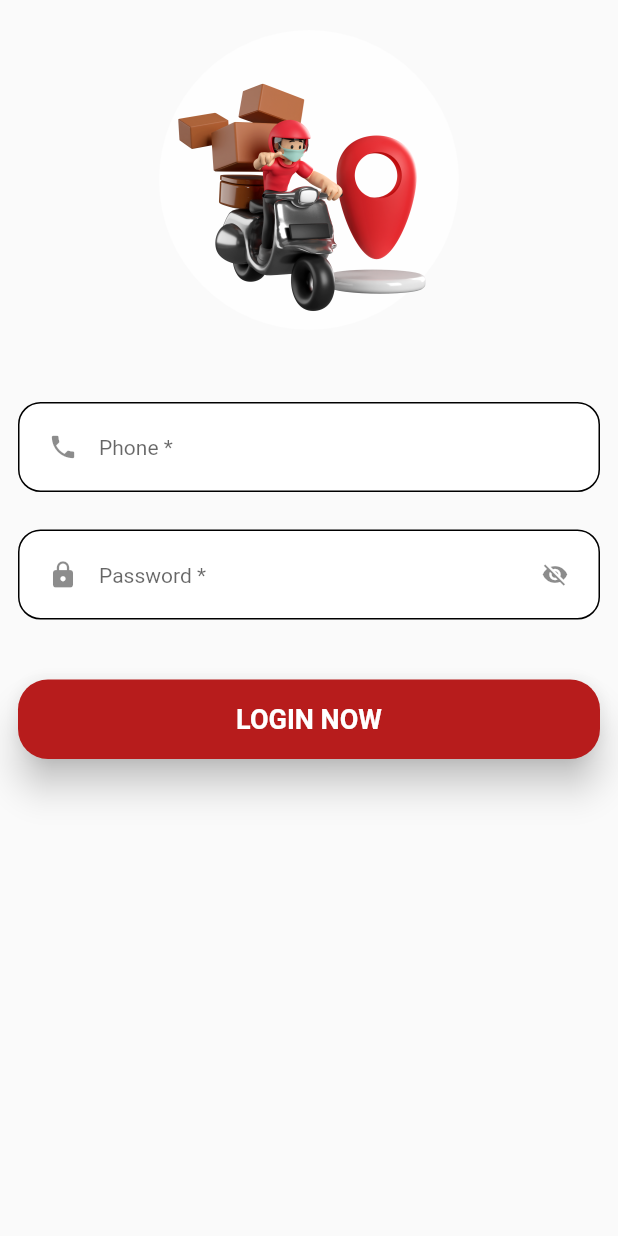
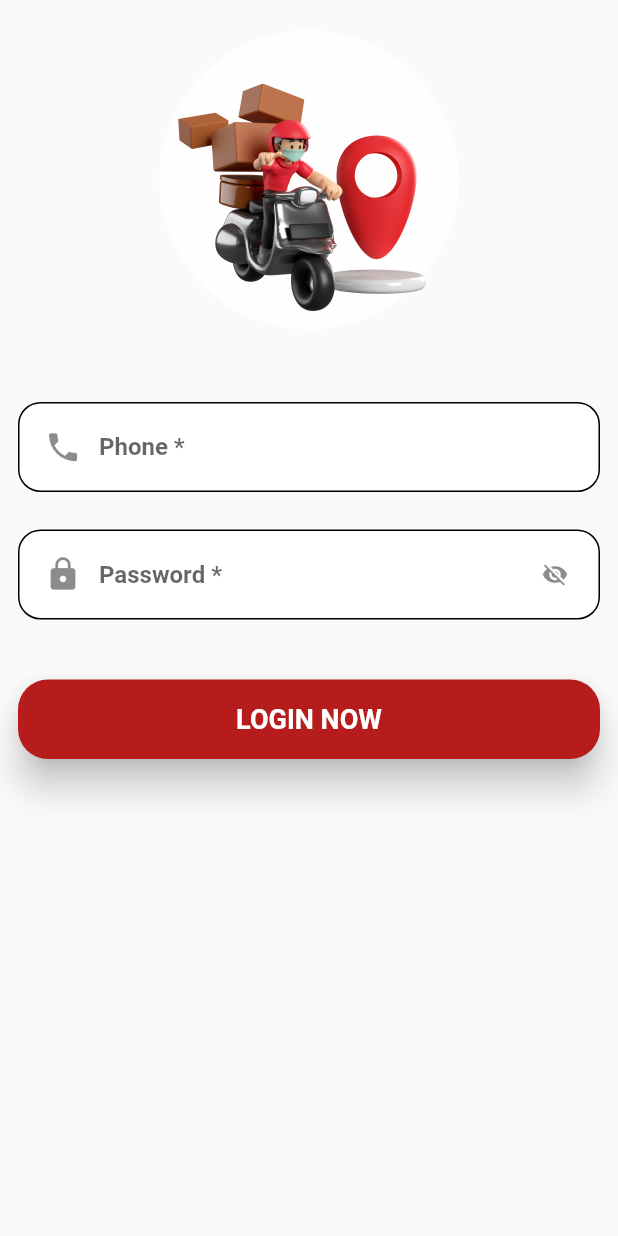
Before and after one commit to omarparvezmiaji/E-Commerce_Delivery_App, a Flutter app: the LoginScreen screen opened directly, on a phone screen of 412 x 824 dp. Run offline on Flutter 3.47's test engine with Material 2 defaults, Android fonts, the phone set to English and light mode, and no system bars; our stand-ins replace flutter_svg, iconsax, page_transition, shared_preferences; accounts and stored records are empty.

Commit message:
version 23.08.2022 by Parvez

```diff
--- a/lib/common_widgets/input_text.dart
+++ b/lib/common_widgets/input_text.dart
@@ -78,12 +78,13 @@ inputText(
               fillColor: AppColors.lightColor,
               prefixIcon: prefixIcon != null
                   ? Icon(
+               // color: Colors.white70,
                 prefixIcon,
-                size: 20,
+                size: 25,
               )
                   : null,
-              suffixIcon: visibility ?? null,
-              hintStyle: TextStyle(fontSize: 14)),
+              suffixIcon: visibility,
+              hintStyle: const TextStyle(fontSize: 16,fontWeight:FontWeight.w600 )),
         ),
       ),);
 }
--- a/lib/main.dart
+++ b/lib/main.dart
@@ -40,9 +40,9 @@ class MyApp extends StatelessWidget {
 
       home:
 
-      //LoginPage(),
+      LoginPage(),
 
-   LoginScreen(),
+//   LoginScreen(),
 
      // Dashboard(),
 
```
